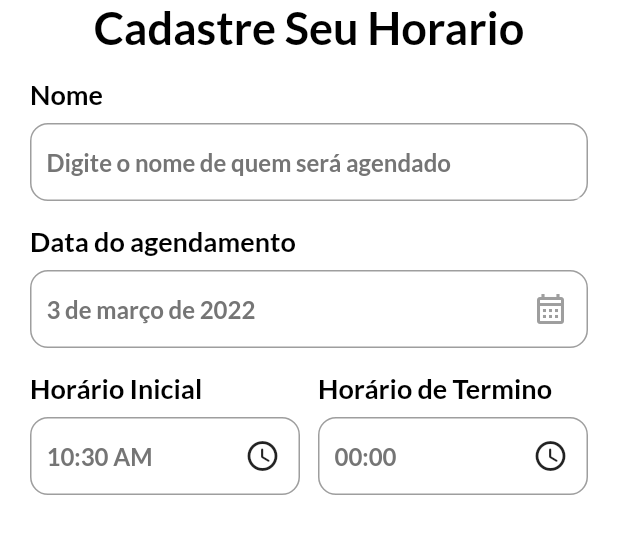
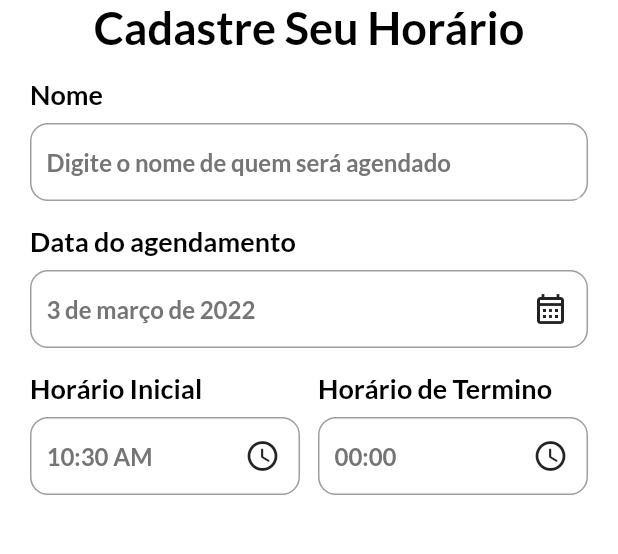
Before and after one commit to VitorL02/BarberApp, a Flutter app: the AddSchedule screen opened directly, on a phone screen of 412 x 824 dp, the part 84-638 px from its top. Run offline on Flutter 3.47's test engine with Material 2 defaults, Android fonts, the phone set to English and light mode, and no system bars; our stand-ins replace date_picker_timeline, flutter_local_notifications, get, get_storage, google_fonts, timezone; accounts and stored records are empty.

Commit message:
Adicionado o acento na pagina add_schedule

```diff
--- a/lib/ui/add_schedule.dart
+++ b/lib/ui/add_schedule.dart
@@ -28,7 +28,7 @@ class _AddScheduleState extends State<AddSchedule> {
           child: Column(
             children: [
               Text(
-                "Cadastre Seu Horario",
+                "Cadastre Seu Horário",
                 style: headingStyle,
               ),
               InputField(
@@ -40,7 +40,6 @@ class _AddScheduleState extends State<AddSchedule> {
                 widget: IconButton(
                   icon: Icon(
                     Icons.calendar_month_outlined,
-                    color: Colors.grey,
                   ),
                   onPressed: () {
                     _getDateUser();
```
